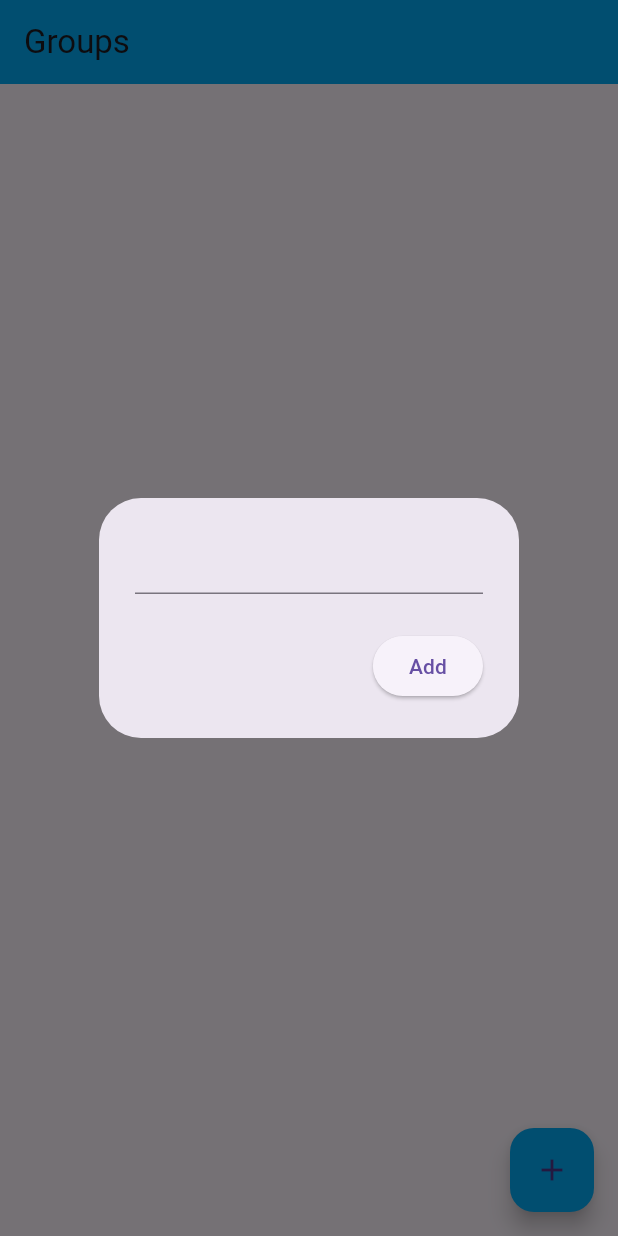
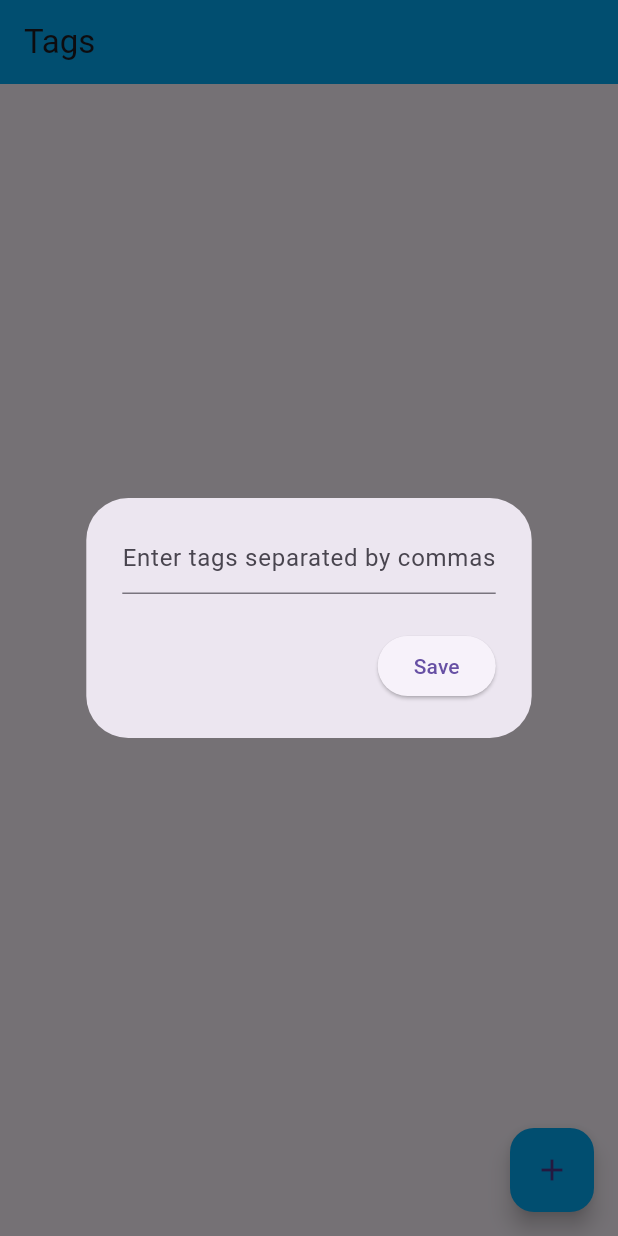
Before and after one commit to LuvinVictii/fp_ppb_e8, a Flutter app: the screen it shows after launch, after a tap on the "add" icon, on a phone screen of 412 x 824 dp. Run offline on Flutter 3.47's test engine with Material 3 defaults, Android fonts, the phone set to English and light mode, and no system bars; our stand-ins replace cloud_firestore, firebase_core; accounts and stored records are empty.

Commit message:
tag's simple crud

```diff
--- a/lib/main.dart
+++ b/lib/main.dart
@@ -1,4 +1,5 @@
 import 'package:fp_ppb_e8/pages/groups/groups_list.dart';
+import 'package:fp_ppb_e8/pages/tags/tags_list.dart';
 import 'package:flutter/material.dart';
 import 'package:firebase_core/firebase_core.dart';
 import 'firebase_options.dart';
@@ -19,7 +20,7 @@ class MyApp extends StatelessWidget {
   Widget build(BuildContext context) {
     return const MaterialApp(
       debugShowCheckedModeBanner: false,
-      home: GroupListPage(),
+      home: TagListPage(),
     );
   }
 }
--- a/lib/pages/tags/tags_list.dart
+++ b/lib/pages/tags/tags_list.dart
@@ -0,0 +1,102 @@
+import 'package:cloud_firestore/cloud_firestore.dart';
+import 'package:flutter/material.dart';
+import 'package:fp_ppb_e8/services/tags_firestore.dart';
+
+class TagListPage extends StatefulWidget {
+  const TagListPage({super.key});
+
+  @override
+  State<TagListPage> createState() => _TagListPageState();
+}
+
+class _TagListPageState extends State<TagListPage> {
+  final TagService firestoreService = TagService();
+  final TextEditingController textController = TextEditingController();
+
+  void openTagBox({String? docID, List<String>? initialTags}) {
+    if (initialTags != null) {
+      textController.text = initialTags.join(',');
+    } else {
+      textController.clear();
+    }
+
+    showDialog(
+      context: context,
+      builder: (context) => AlertDialog(
+        content: TextField(
+          controller: textController,
+          decoration: const InputDecoration(hintText: 'Enter tags separated by commas'),
+        ),
+        actions: [
+          ElevatedButton(
+              onPressed: () {
+                List<String> tags = textController.text.split(',').map((tag) => tag.trim()).toList();
+
+                if (docID == null) {
+                  firestoreService.addTag(tags);
+                } else {
+                  firestoreService.updateTag(docID, tags);
+                }
+
+                textController.clear();
+                Navigator.pop(context);
+              },
+              child: const Text("Save"))
+        ],
+      ),
+    );
+  }
+
+  @override
+  Widget build(BuildContext context) {
+    return Scaffold(
+      appBar: AppBar(
+        title: const Text("Tags"),
+        backgroundColor: Colors.lightBlue,
+      ),
+      floatingActionButton: FloatingActionButton(
+        onPressed: () => openTagBox(),
+        backgroundColor: Colors.lightBlue,
+        child: const Icon(Icons.add),
+      ),
+      body: StreamBuilder<QuerySnapshot>(
+        stream: firestoreService.getTagsStream(),
+        builder: (context, snapshot) {
+          if (snapshot.hasData) {
+            List<DocumentSnapshot> tagsList = snapshot.data!.docs;
+
+            return ListView.builder(
+                itemCount: tagsList.length,
+                itemBuilder: (context, index) {
+                  DocumentSnapshot document = tagsList[index];
+                  String docID = document.id;
+
+                  Map<String, dynamic> data = document.data() as Map<String, dynamic>;
+                  List<dynamic> tagList = data['tag_list'];
+                  String tagText = tagList.join(', ');
+
+                  return ListTile(
+                    title: Text(tagText),
+                    trailing: Row(
+                      mainAxisSize: MainAxisSize.min,
+                      children: [
+                        IconButton(
+                          onPressed: () => openTagBox(docID: docID, initialTags: List<String>.from(tagList)),
+                          icon: const Icon(Icons.settings),
+                        ),
+                        IconButton(
+                          onPressed: () => firestoreService.deleteTag(docID),
+                          icon: const Icon(Icons.delete),
+                        ),
+                      ],
+                    ),
+                  );
+                });
+          } else {
+            return const Center(child: Text("No tags available"));
+          }
+        },
+      ),
+    );
+  }
+}
--- a/lib/services/tags_firestore.dart
+++ b/lib/services/tags_firestore.dart
@@ -15,7 +15,7 @@ class Tags {
 
 
 
-class FirestoreService {
+class TagService {
   final CollectionReference tags = FirebaseFirestore.instance.collection('tags');
 
   Future <void> addTag(List<String> tagList){
```
